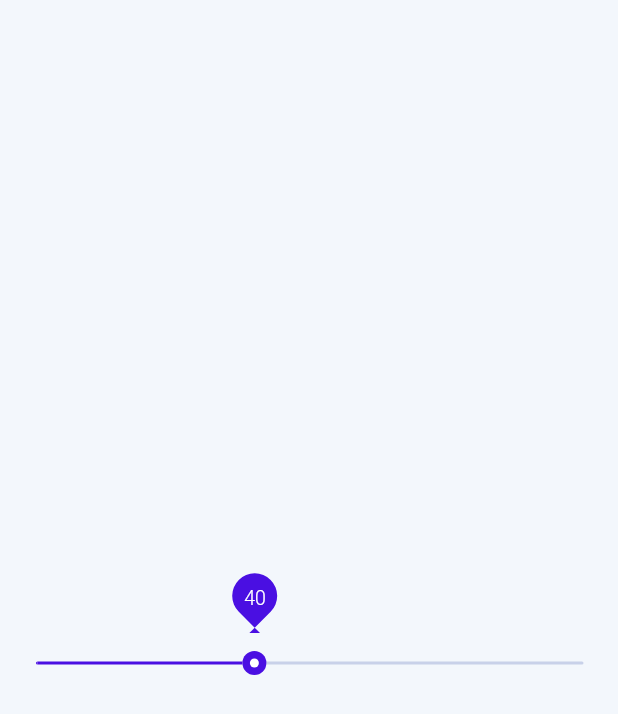
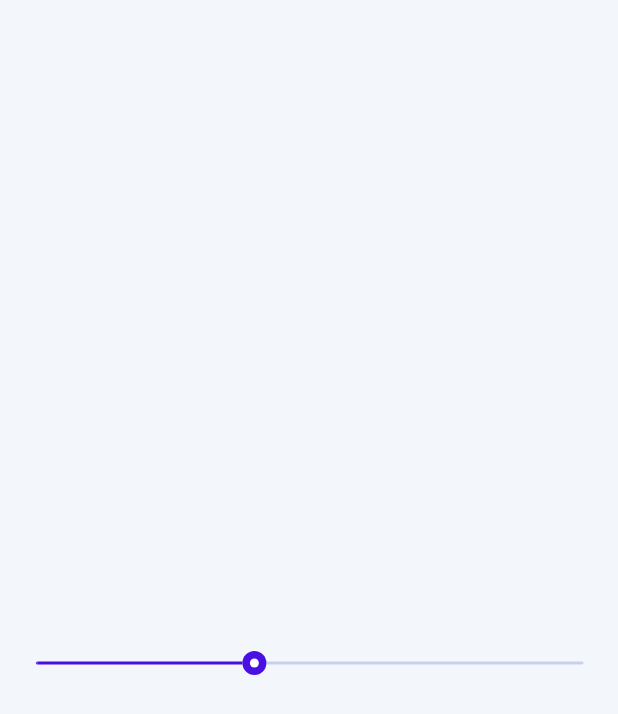
Before and after one commit to sahandevs/flutter_balloon_slider, a Flutter app: the screen it shows after launch, on a phone screen of 412 x 824 dp. Shown: the top 714 px of the screen. Run offline on Flutter 3.47's test engine with Material 2 defaults, Android fonts, the phone set to English and light mode, and no system bars.

Commit message:
add balloon appear disappear animation

```diff
--- a/lib/balloon_slider.dart
+++ b/lib/balloon_slider.dart
@@ -417,11 +417,17 @@ class _BalloonSliderState extends State<BalloonSlider>
   AnimationController positionController;
   Timer interactionTimer;
 
+  AnimationController holdingController;
+
   @override
   void initState() {
     super.initState();
     overlayController = AnimationController(
       duration: kRadialReactionDuration,
+      vsync: this,
+    );
+    holdingController = AnimationController(
+      duration: Duration(milliseconds: 300),
       vsync: this,
     );
     valueIndicatorController = AnimationController(
@@ -458,14 +464,18 @@ class _BalloonSliderState extends State<BalloonSlider>
     }
   }
 
+  bool isVisible = false;
+
   void _handleDragStart(double value) {
-    assert(widget.onChangeStart != null);
-    widget.onChangeStart(_lerp(value));
+    if (widget.onChangeStart != null) widget.onChangeStart(_lerp(value));
+    setState(() => isVisible = true);
+    holdingController.forward();
   }
 
   void _handleDragEnd(double value) {
-    assert(widget.onChangeEnd != null);
-    widget.onChangeEnd(_lerp(value));
+    if (widget.onChangeEnd != null) widget.onChangeEnd(_lerp(value));
+    setState(() => isVisible = false);
+    holdingController.reverse();
   }
 
   // Returns a number between min and max, proportional to value, which must
@@ -583,6 +593,8 @@ class _BalloonSliderState extends State<BalloonSlider>
           ),
     );
 
+    // jump
+
     return LayoutBuilder(
       builder: (context, c) => Column(
         mainAxisSize: MainAxisSize.min,
@@ -591,15 +603,38 @@ class _BalloonSliderState extends State<BalloonSlider>
             width: c.maxWidth,
             height: 60,
             padding: EdgeInsets.symmetric(horizontal: 25),
-            child:  AnimatedAlign(
+            child: AnimatedBuilder(
+              animation: holdingController,
+              child: AnimatedOpacity(
+                opacity: isVisible ? 1.0 : 0.0,
+                duration: Duration(milliseconds: 120),
+                child: AnimatedAlign(
                   alignment: Alignment((widget.value * 2) - 1, -0.4),
                   curve: Curves.easeInOut,
                   duration: Duration(milliseconds: 60),
                   child: CustomPaint(
                     painter: BalloonPainter(widget.value),
                     willChange: true,
-
                   ),
+                ),
+              ),
+              builder: (context, w) {
+                return Transform.scale(
+                  scale: Curves.easeIn.transform(holdingController.value),
+                  alignment: Alignment((widget.value * 2) - 1, -0.4),
+                  origin: Offset(
+                    0,
+                    Curves.easeIn.transform(1 - holdingController.value) * 100,
+                  ),
+                  child: Transform.translate(
+                    offset: Offset(
+                      0,
+                      Curves.easeIn.transform(1 - holdingController.value) * 60,
+                    ),
+                    child: w,
+                  ),
+                );
+              },
             ),
           ),
           _SliderRenderObjectWidget(
@@ -611,9 +646,8 @@ class _BalloonSliderState extends State<BalloonSlider>
             onChanged: (widget.onChanged != null) && (widget.max > widget.min)
                 ? _handleChanged
                 : null,
-            onChangeStart:
-                widget.onChangeStart != null ? _handleDragStart : null,
-            onChangeEnd: widget.onChangeEnd != null ? _handleDragEnd : null,
+            onChangeStart: _handleDragStart,
+            onChangeEnd: _handleDragEnd,
             state: this,
             semanticFormatterCallback: widget.semanticFormatterCallback,
           ),
```
Lines whose indentation alone changed are shown as unchanged.
